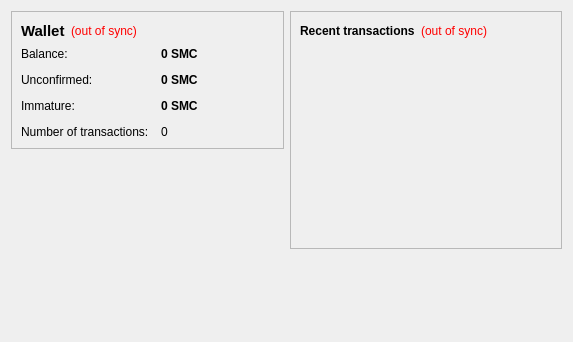
ootraktoroo/kakacoin, file src/qt/forms/overviewpage.ui: the form before one commit.
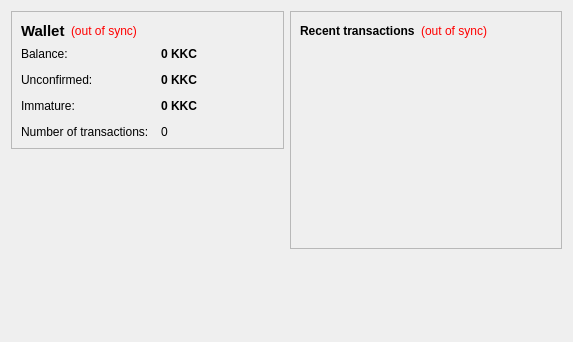
The form after the commit.

```diff
--- a/src/qt/forms/overviewpage.ui
+++ b/src/qt/forms/overviewpage.ui
@@ -105,7 +105,7 @@
              <string>Your current balance</string>
             </property>
             <property name="text">
-             <string notr="true">0 SMC</string>
+             <string notr="true">0 KKC</string>
             </property>
             <property name="textInteractionFlags">
              <set>Qt::LinksAccessibleByMouse|Qt::TextSelectableByKeyboard|Qt::TextSelectableByMouse</set>
@@ -134,7 +134,7 @@
              <string>Total of transactions that have yet to be confirmed, and do not yet count toward the current balance</string>
             </property>
             <property name="text">
-             <string notr="true">0 SMC</string>
+             <string notr="true">0 KKC</string>
             </property>
             <property name="textInteractionFlags">
              <set>Qt::LinksAccessibleByMouse|Qt::TextSelectableByKeyboard|Qt::TextSelectableByMouse</set>
@@ -177,7 +177,7 @@
              <string>Mined balance that has not yet matured</string>
             </property>
             <property name="text">
-             <string notr="true">0 SMC</string>
+             <string notr="true">0 KKC</string>
             </property>
             <property name="textInteractionFlags">
              <set>Qt::LinksAccessibleByMouse|Qt::TextSelectableByKeyboard|Qt::TextSelectableByMouse</set>
```
Left out of the diff: 4 changed lines with no effect on the pictures.
